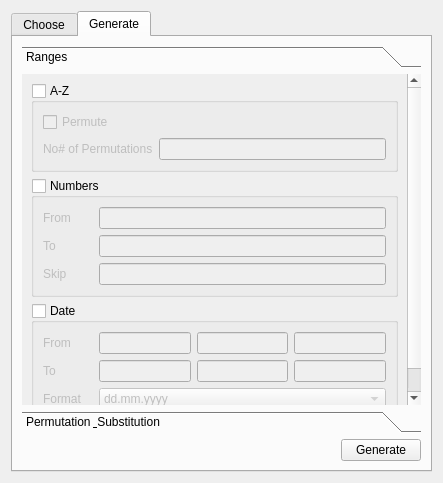
First picture: the form in sub3suite/src/Dialogs/wordlist/WordlistDialog.ui, repository 3nock/OTE, before the edit.
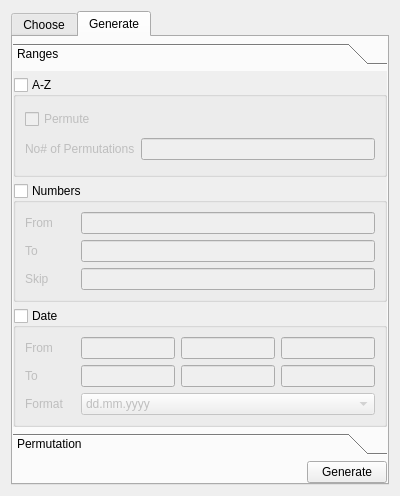
Second picture: the form after the edit. The open tabs and pages were chosen to show the change. Custom widgets are drawn as their Qt base class.

Commit message: wordlist generation for brute

Diff of the .ui file:
```diff
--- a/sub3suite/src/Dialogs/wordlist/WordlistDialog.ui
+++ b/sub3suite/src/Dialogs/wordlist/WordlistDialog.ui
@@ -6,16 +6,28 @@
    <rect>
     <x>0</x>
     <y>0</y>
-    <width>443</width>
-    <height>483</height>
+    <width>400</width>
+    <height>482</height>
    </rect>
   </property>
+  <property name="sizePolicy">
+   <sizepolicy hsizetype="Fixed" vsizetype="Preferred">
+    <horstretch>0</horstretch>
+    <verstretch>0</verstretch>
+   </sizepolicy>
+  </property>
   <property name="minimumSize">
    <size>
-    <width>0</width>
+    <width>400</width>
     <height>0</height>
    </size>
   </property>
+  <property name="maximumSize">
+   <size>
+    <width>400</width>
+    <height>16777215</height>
+   </size>
+  </property>
   <property name="windowTitle">
    <string>BruteForce WordList</string>
   </property>
@@ -322,24 +334,69 @@
        <string>Generate</string>
       </attribute>
       <layout class="QVBoxLayout" name="verticalLayout_7">
+       <property name="leftMargin">
+        <number>0</number>
+       </property>
+       <property name="topMargin">
+        <number>6</number>
+       </property>
+       <property name="rightMargin">
+        <number>0</number>
+       </property>
+       <property name="bottomMargin">
+        <number>0</number>
+       </property>
        <item>
         <widget class="QToolBox" name="toolBox">
+         <property name="sizePolicy">
+          <sizepolicy hsizetype="Preferred" vsizetype="Preferred">
+           <horstretch>0</horstretch>
+           <verstretch>0</verstretch>
+          </sizepolicy>
+         </property>
+         <property name="minimumSize">
+          <size>
+           <width>0</width>
+           <height>410</height>
+          </size>
+         </property>
+         <property name="frameShape">
+          <enum>QFrame::NoFrame</enum>
+         </property>
+         <property name="frameShadow">
+          <enum>QFrame::Sunken</enum>
+         </property>
          <property name="currentIndex">
-          <number>1</number>
+          <number>0</number>
+         </property>
+         <property name="tabSpacing">
+          <number>6</number>
          </property>
          <widget class="QWidget" name="pageRanges">
           <property name="geometry">
            <rect>
             <x>0</x>
             <y>0</y>
-            <width>401</width>
-            <height>336</height>
+            <width>376</width>
+            <height>356</height>
            </rect>
           </property>
           <attribute name="label">
            <string>Ranges</string>
           </attribute>
           <layout class="QVBoxLayout" name="verticalLayout_12">
+           <property name="leftMargin">
+            <number>0</number>
+           </property>
+           <property name="topMargin">
+            <number>6</number>
+           </property>
+           <property name="rightMargin">
+            <number>0</number>
+           </property>
+           <property name="bottomMargin">
+            <number>0</number>
+           </property>
            <item>
             <widget class="QGroupBox" name="groupBoxAZ">
              <property name="title">
@@ -363,13 +420,26 @@
                <layout class="QHBoxLayout" name="horizontalLayout_11">
                 <item>
                  <widget class="QLabel" name="label_9">
+                  <property name="sizePolicy">
+                   <sizepolicy hsizetype="Maximum" vsizetype="Maximum">
+                    <horstretch>0</horstretch>
+                    <verstretch>0</verstretch>
+                   </sizepolicy>
+                  </property>
                   <property name="text">
                    <string>No# of Permutations</string>
                   </property>
                  </widget>
                 </item>
                 <item>
-                 <widget class="QLineEdit" name="lineEditAZPermutes"/>
+                 <widget class="QLineEdit" name="lineEditAZPermutes">
+                  <property name="sizePolicy">
+                   <sizepolicy hsizetype="Preferred" vsizetype="Fixed">
+                    <horstretch>0</horstretch>
+                    <verstretch>0</verstretch>
+                   </sizepolicy>
+                  </property>
+                 </widget>
                 </item>
                </layout>
               </item>
@@ -392,6 +462,12 @@
                <layout class="QHBoxLayout" name="horizontalLayout_7">
                 <item>
                  <widget class="QLabel" name="label">
+                  <property name="sizePolicy">
+                   <sizepolicy hsizetype="Maximum" vsizetype="Maximum">
+                    <horstretch>0</horstretch>
+                    <verstretch>0</verstretch>
+                   </sizepolicy>
+                  </property>
                   <property name="minimumSize">
                    <size>
                     <width>50</width>
@@ -404,7 +480,14 @@
                  </widget>
                 </item>
                 <item>
-                 <widget class="QLineEdit" name="lineEditNumbersFrom"/>
+                 <widget class="QLineEdit" name="lineEditNumbersFrom">
+                  <property name="sizePolicy">
+                   <sizepolicy hsizetype="Preferred" vsizetype="Fixed">
+                    <horstretch>0</horstretch>
+                    <verstretch>0</verstretch>
+                   </sizepolicy>
+                  </property>
+                 </widget>
                 </item>
                </layout>
               </item>
@@ -412,6 +495,12 @@
                <layout class="QHBoxLayout" name="horizontalLayout_6">
                 <item>
                  <widget class="QLabel" name="label_4">
+                  <property name="sizePolicy">
+                   <sizepolicy hsizetype="Maximum" vsizetype="Maximum">
+                    <horstretch>0</horstretch>
+                    <verstretch>0</verstretch>
+                   </sizepolicy>
+                  </property>
                   <property name="minimumSize">
                    <size>
                     <width>50</width>
@@ -424,7 +513,14 @@
                  </widget>
                 </item>
                 <item>
-                 <widget class="QLineEdit" name="lineEditNumbersTo"/>
+                 <widget class="QLineEdit" name="lineEditNumbersTo">
+                  <property name="sizePolicy">
+                   <sizepolicy hsizetype="Preferred" vsizetype="Fixed">
+                    <horstretch>0</horstretch>
+                    <verstretch>0</verstretch>
+                   </sizepolicy>
+                  </property>
+                 </widget>
                 </item>
                </layout>
               </item>
@@ -432,6 +528,12 @@
                <layout class="QHBoxLayout" name="horizontalLayout_5">
                 <item>
                  <widget class="QLabel" name="label_5">
+                  <property name="sizePolicy">
+                   <sizepolicy hsizetype="Maximum" vsizetype="Maximum">
+                    <horstretch>0</horstretch>
+                    <verstretch>0</verstretch>
+                   </sizepolicy>
+                  </property>
                   <property name="minimumSize">
                    <size>
                     <width>50</width>
@@ -444,7 +546,14 @@
                  </widget>
                 </item>
                 <item>
-                 <widget class="QLineEdit" name="lineEditNumbersSkip"/>
+                 <widget class="QLineEdit" name="lineEditNumbersSkip">
+                  <property name="sizePolicy">
+                   <sizepolicy hsizetype="Preferred" vsizetype="Fixed">
+                    <horstretch>0</horstretch>
+                    <verstretch>0</verstretch>
+                   </sizepolicy>
+                  </property>
+                 </widget>
                 </item>
                </layout>
               </item>
@@ -467,6 +576,12 @@
                <layout class="QHBoxLayout" name="horizontalLayout_9">
                 <item>
                  <widget class="QLabel" name="label_6">
+                  <property name="sizePolicy">
+                   <sizepolicy hsizetype="Maximum" vsizetype="Maximum">
+                    <horstretch>0</horstretch>
+                    <verstretch>0</verstretch>
+                   </sizepolicy>
+                  </property>
                   <property name="minimumSize">
                    <size>
                     <width>50</width>
@@ -479,13 +594,34 @@
                  </widget>
                 </item>
                 <item>
-                 <widget class="QLineEdit" name="lineEditDateFromDay"/>
+                 <widget class="QLineEdit" name="lineEditDateFromDay">
+                  <property name="sizePolicy">
+                   <sizepolicy hsizetype="Preferred" vsizetype="Fixed">
+                    <horstretch>0</horstretch>
+                    <verstretch>0</verstretch>
+                   </sizepolicy>
+                  </property>
+                 </widget>
                 </item>
                 <item>
-                 <widget class="QLineEdit" name="lineEditDateFromMonth"/>
+                 <widget class="QLineEdit" name="lineEditDateFromMonth">
+                  <property name="sizePolicy">
+                   <sizepolicy hsizetype="Preferred" vsizetype="Fixed">
+                    <horstretch>0</horstretch>
+                    <verstretch>0</verstretch>
+                   </sizepolicy>
+                  </property>
+                 </widget>
                 </item>
                 <item>
-                 <widget class="QLineEdit" name="lineEditDateFromYear"/>
+                 <widget class="QLineEdit" name="lineEditDateFromYear">
+                  <property name="sizePolicy">
+                   <sizepolicy hsizetype="Preferred" vsizetype="Fixed">
+                    <horstretch>0</horstretch>
+                    <verstretch>0</verstretch>
+                   </sizepolicy>
+                  </property>
+                 </widget>
                 </item>
                </layout>
               </item>
@@ -493,6 +629,12 @@
                <layout class="QHBoxLayout" name="horizontalLayout_8">
                 <item>
                  <widget class="QLabel" name="label_7">
+                  <property name="sizePolicy">
+                   <sizepolicy hsizetype="Maximum" vsizetype="Maximum">
+                    <horstretch>0</horstretch>
+                    <verstretch>0</verstretch>
+                   </sizepolicy>
+                  </property>
                   <property name="minimumSize">
                    <size>
                     <width>50</width>
@@ -505,13 +647,34 @@
                  </widget>
                 </item>
                 <item>
-                 <widget class="QLineEdit" name="lineEditDateToDay"/>
+                 <widget class="QLineEdit" name="lineEditDateToDay">
+                  <property name="sizePolicy">
+                   <sizepolicy hsizetype="Preferred" vsizetype="Fixed">
+                    <horstretch>0</horstretch>
+                    <verstretch>0</verstretch>
+                   </sizepolicy>
+                  </property>
+                 </widget>
                 </item>
                 <item>
-                 <widget class="QLineEdit" name="lineEditDateToMonth"/>
+                 <widget class="QLineEdit" name="lineEditDateToMonth">
+                  <property name="sizePolicy">
+                   <sizepolicy hsizetype="Preferred" vsizetype="Fixed">
+                    <horstretch>0</horstretch>
+                    <verstretch>0</verstretch>
+                   </sizepolicy>
+                  </property>
+                 </widget>
                 </item>
                 <item>
-                 <widget class="QLineEdit" name="lineEditDateToYear"/>
+                 <widget class="QLineEdit" name="lineEditDateToYear">
+                  <property name="sizePolicy">
+                   <sizepolicy hsizetype="Preferred" vsizetype="Fixed">
+                    <horstretch>0</horstretch>
+                    <verstretch>0</verstretch>
+                   </sizepolicy>
+                  </property>
+                 </widget>
                 </item>
                </layout>
               </item>
@@ -563,19 +726,6 @@
              </layout>
             </widget>
            </item>
-           <item>
-            <spacer name="verticalSpacer_2">
-             <property name="orientation">
-              <enum>Qt::Vertical</enum>
-             </property>
-             <property name="sizeHint" stdset="0">
-              <size>
-               <width>20</width>
-               <height>40</height>
-              </size>
-             </property>
-            </spacer>
-           </item>
           </layout>
          </widget>
          <widget class="QWidget" name="pagePermute">
@@ -588,7 +738,7 @@
            </rect>
           </property>
           <attribute name="label">
-           <string>Permutation &amp; Substitution</string>
+           <string>Permutation</string>
           </attribute>
           <layout class="QVBoxLayout" name="verticalLayout_13">
            <property name="spacing">
@@ -730,20 +880,26 @@
        <item>
         <layout class="QHBoxLayout" name="horizontalLayout_4">
          <item>
-          <spacer name="horizontalSpacer">
-           <property name="orientation">
-            <enum>Qt::Horizontal</enum>
+          <widget class="QLabel" name="labelGeneratorStatus">
+           <property name="sizePolicy">
+            <sizepolicy hsizetype="Preferred" vsizetype="Maximum">
+             <horstretch>0</horstretch>
+             <verstretch>0</verstretch>
+            </sizepolicy>
            </property>
-           <property name="sizeHint" stdset="0">
-            <size>
-             <width>40</width>
-             <height>20</height>
-            </size>
+           <property name="text">
+            <string/>
            </property>
-          </spacer>
+          </widget>
          </item>
          <item>
           <widget class="QPushButton" name="buttonGenerate">
+           <property name="sizePolicy">
+            <sizepolicy hsizetype="Fixed" vsizetype="Fixed">
+             <horstretch>0</horstretch>
+             <verstretch>0</verstretch>
+            </sizepolicy>
+           </property>
            <property name="text">
             <string>Generate</string>
            </property>
```
Left out of the diff: 77 changed lines with no effect on the pictures. The commit also changes 13 other files.
